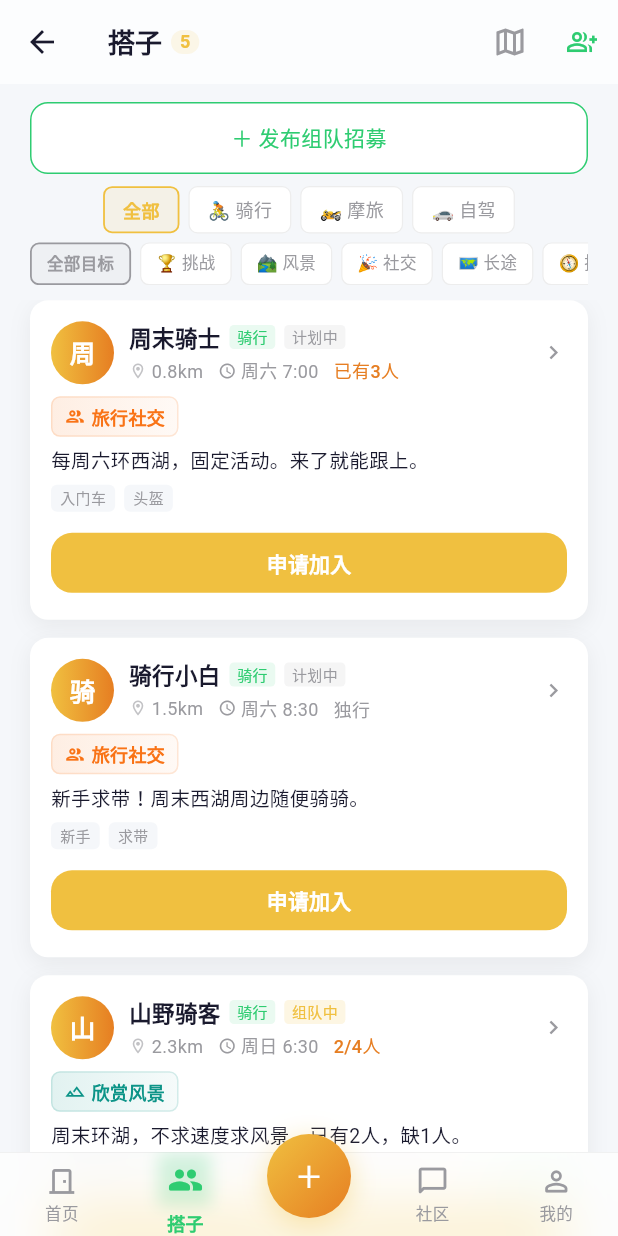
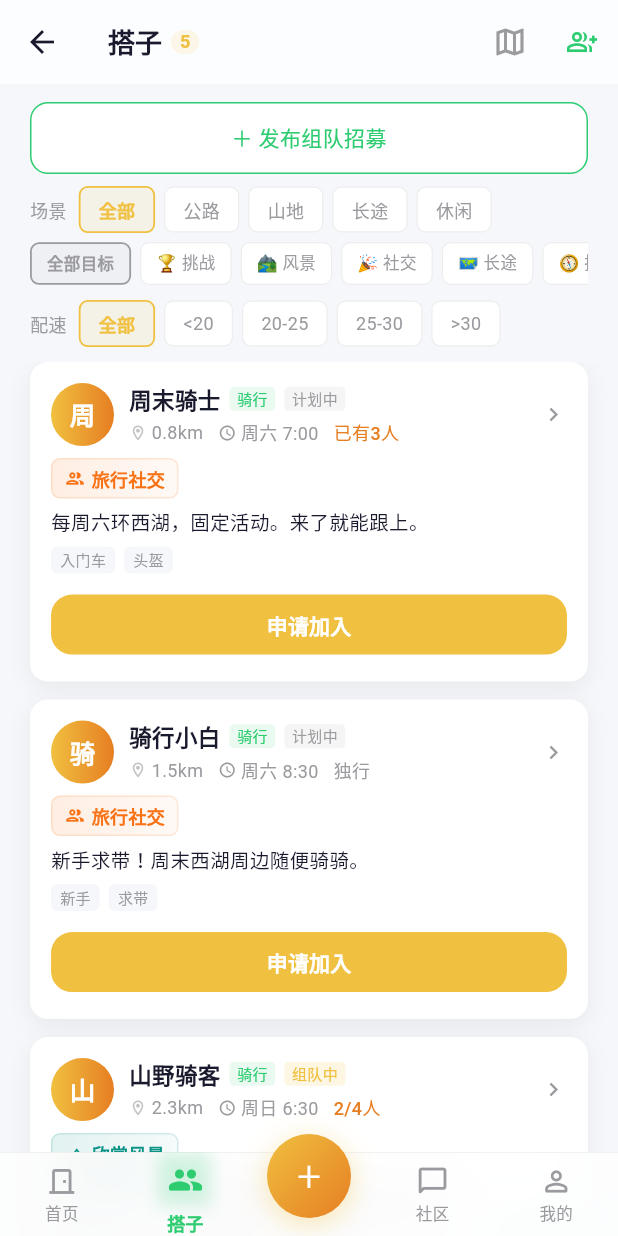
Before and after one commit to Tomisudad/-b, a Flutter app: the MainShell screen opened directly, item 2 of the bottom bar chosen, on a phone screen of 412 x 824 dp. Run offline on Flutter 3.47's test engine with Material 3 defaults, Android fonts, the phone set to English and light mode, and no system bars; our stand-ins replace shared_preferences; accounts and stored records are empty; Roboto replaces fonts that are missing (PingFang SC).

Commit message:
V7.6 骑行深度定制版升级
- app_config.dart: V7.6 tokens, textBody, new slogan
- partner_page.dart: 纯骑行筛选(公路/山地/长途/休闲), 配速筛选(<20/20-25/25-30/>30)
- profile_page.dart: 6项网格布局, 骑行绿配色, 骑行维修须知
- community_page.dart: FAB白底绿边+笔图标, 正文textBody色
- app.dart: 底部导航每Tab独立色(我的Tab用暖金)

```diff
--- a/lib/app.dart
+++ b/lib/app.dart
@@ -26,8 +26,15 @@ class _MainShellState extends State<MainShell> with TickerProviderStateMixin {
   late AnimationController _btnBounceCtrl;
   late Animation<double> _btnBounceAnim;
 
-  // V7.3 底部导航
+  // V7.6 底部导航 — 每tab独立色
   static const _labels = ['首页', '搭子', '', '社区', '我的'];
+  static const _tabColors = [
+    AppConfig.cyclePrimary,
+    AppConfig.cyclePrimary,
+    AppConfig.goldStart,
+    AppConfig.cyclePrimary,
+    AppConfig.warmGold,
+  ];
   static const _icons = [
     Icons.door_front_door_outlined,
     Icons.people_outline_rounded,
@@ -183,7 +190,7 @@ class _MainShellState extends State<MainShell> with TickerProviderStateMixin {
 
   Widget _buildNavItem(int index) {
     final isSelected = _currentIndex == index;
-    final color = isSelected ? AppConfig.primary : AppConfig.textSecondary;
+    final color = isSelected ? _tabColors[index] : AppConfig.textSecondary;
     final icon = isSelected ? _activeIcons[index] : _icons[index];
     return Expanded(
       child: GestureDetector(
@@ -225,7 +232,7 @@ class _MainShellState extends State<MainShell> with TickerProviderStateMixin {
                     Container(
                       width: 20, height: 2,
                       decoration: BoxDecoration(
-                        gradient: goldGradient,
+                        color: _tabColors[index],
                         borderRadius: BorderRadius.circular(1),
                       ),
                     ),
--- a/lib/config/app_config.dart
+++ b/lib/config/app_config.dart
@@ -1,6 +1,6 @@
 import 'package:flutter/material.dart';
 
-/// 去野 - 骑行深度定制版 V7.4
+/// 去野 - 骑行深度定制版 V7.6
 class AppConfig {
   AppConfig._();
 
@@ -10,11 +10,12 @@ class AppConfig {
   static const String pageTitle = '去野 | 去野，去骑行';
   static const List<String> sloganPool = [
     '去野，去骑行',
-    '下坡注意控制车速，安全第一',
-    '出发前检查胎压和刹车',
     '每一次踩踏，都是对生活的热爱',
     '你走过的路，都在脚下发光',
     '找到你的踏频，找到你的节奏',
+    '下坡控制车速，安全第一',
+    '出发前检查胎压和刹车',
+    '爬坡如人生，坚持就是胜利',
   ];
   static const int sloganIntervalMs = 3000;
   static const int sloganFadeMs = 500;
@@ -47,10 +48,11 @@ class AppConfig {
   // ===== 文字 =====
   static const Color textPrimary = Color(0xFF1A1A2E);
   static const Color textSecondary = Color(0xFF9A9A9F);
+  static const Color textBody = Color(0xFF2C3E50);    // 正文14sp
   static const Color textInverse = Color(0xFFFFFFFF);
 
   // ===== 分割线 =====
-  static const Color divider = Color(0xFFEDEDED);
+  static const Color divider = Color(0xFFEDEDED);  // 0.5px
 
   // ===== 毛玻璃 =====
   static const double glassBlur = 20.0;
@@ -153,11 +155,13 @@ class AppConfig {
         ),
       ];
 
-  static const double pressScale = 0.98;
+  static const double pressScale = 0.97;   // V7.6 卡片按压缩放
 
   // ===== 交互动画 =====
   static const int animMsDefault = 200;
   static const int animMsPageTrans = 300;
+  static const int animMsBtnBounce = 300;  // 按钮弹性 0.95→1.0
+  static const int animMsPanelSlide = 350; // 底部面板升起 ease-out
 
   // ===== 场景下拉 =====
   static const double sceneDropItemH = 44.0;
--- a/lib/pages/community_page.dart
+++ b/lib/pages/community_page.dart
@@ -93,10 +93,10 @@ class _CommunityPageState extends State<CommunityPage> {
       ),
       floatingActionButton: FloatingActionButton(
         onPressed: () => _showPublishSheet(context),
-        backgroundColor: AppConfig.cyclePrimary,
-        elevation: 4,
-        shape: const CircleBorder(),
-        child: const Icon(Icons.add, color: Colors.white, size: 28),
+        backgroundColor: Colors.white,
+        elevation: 0,
+        shape: const CircleBorder(side: BorderSide(color: AppConfig.cyclePrimary, width: 2)),
+        child: const Icon(Icons.edit, color: AppConfig.cyclePrimary, size: 24),
       ),
       floatingActionButtonLocation: FloatingActionButtonLocation.endFloat,
     );
@@ -142,7 +142,7 @@ class _CommunityPageState extends State<CommunityPage> {
           ])),
         ]),
         const SizedBox(height: 10),
-        Text(post.body, style: const TextStyle(fontSize: 14, color: AppConfig.textPrimary, height: 1.6)),
+        Text(post.body, style: const TextStyle(fontSize: 14, color: AppConfig.textBody, height: 1.5)),
         if (post.tags.isNotEmpty) ...[
           const SizedBox(height: 8),
           Wrap(spacing: 4, runSpacing: 4, children: post.tags.map((t) => Container(padding: const EdgeInsets.symmetric(horizontal: 6, vertical: 2), decoration: BoxDecoration(color: AppConfig.goldStart.withOpacity(0.06), borderRadius: BorderRadius.circular(4)), child: Text('#$t', style: const TextStyle(fontSize: 11, color: AppConfig.goldStart)))).toList()),
--- a/lib/pages/partner_page.dart
+++ b/lib/pages/partner_page.dart
@@ -46,26 +46,27 @@ class PartnerPage extends StatefulWidget {
 }
 
 class _PartnerPageState extends State<PartnerPage> {
-  OutdoorScenario? _filterScene;
+  String? _filterSceneType;  // V7.6: 公路/山地/长途/休闲
   _TravelGoal? _filterGoal;
+  String? _filterPace;       // V7.6: <20/20-25/25-30/>30
   bool _mapView = false;
 
-  // V6.5 mock: 30 条搭子数据，覆盖三种场景、五种目标
+  // V7.6: 纯骑行5条搭子数据
   static final List<_Buddy> _buddies = [
     // ===== 骑行场景 (10人) =====
-    _Buddy('周末骑士', OutdoorScenario.cycle, 0.8, _Status.planning, null, '每周六环西湖，固定活动。来了就能跟上。', ['入门车', '头盔'], _TravelGoal.social, time: '周六 7:00', memberInfo: '已有3人'),
-    _Buddy('骑行小白', OutdoorScenario.cycle, 1.5, _Status.planning, null, '新手求带！周末西湖周边随便骑骑。', ['新手', '求带'], _TravelGoal.social, time: '周六 8:30', memberInfo: '独行'),
-    _Buddy('山野骑客', OutdoorScenario.cycle, 2.3, _Status.inGroup, '环太湖', '周末环湖，不求速度求风景。已有2人，缺1人。', ['装备齐全', '对讲机'], _TravelGoal.scenery, time: '周日 6:30', memberInfo: '2/4人'),
-    _Buddy('长途骑士', OutdoorScenario.cycle, 5.0, _Status.planning, '川藏线', '计划下月川藏线，找有经验队友。一起走不孤单。', ['长途', '经验丰富'], _TravelGoal.longHaul, time: '待定', memberInfo: '独行'),
-    _Buddy('爬坡达人', OutdoorScenario.cycle, 3.1, _Status.planning, '龙井北坡', '龙井北坡5趟连爬，找配速相当搭子。心率不过165的勿扰。', ['公路车', '功率计'], _TravelGoal.challenge, time: '周六 5:30', memberInfo: '独行'),
+    _Buddy('周末骑士', OutdoorScenario.cycle, 0.8, _Status.planning, null, '每周六环西湖，固定活动。来了就能跟上。', ['入门车', '头盔'], _TravelGoal.social, time: '周六 7:00', memberInfo: '已有3人', sceneType: '公路', pace: '25-30'),
+    _Buddy('骑行小白', OutdoorScenario.cycle, 1.5, _Status.planning, null, '新手求带！周末西湖周边随便骑骑。', ['新手', '求带'], _TravelGoal.social, time: '周六 8:30', memberInfo: '独行', sceneType: '休闲', pace: '<20'),
+    _Buddy('山野骑客', OutdoorScenario.cycle, 2.3, _Status.inGroup, '环太湖', '周末环湖，不求速度求风景。已有2人，缺1人。', ['装备齐全', '对讲机'], _TravelGoal.scenery, time: '周日 6:30', memberInfo: '2/4人', sceneType: '山地', pace: '20-25'),
+    _Buddy('长途骑士', OutdoorScenario.cycle, 5.0, _Status.planning, '川藏线', '计划下月川藏线，找有经验队友。一起走不孤单。', ['长途', '经验丰富'], _TravelGoal.longHaul, time: '待定', memberInfo: '独行', sceneType: '长途', pace: '20-25'),
+    _Buddy('爬坡达人', OutdoorScenario.cycle, 3.1, _Status.planning, '龙井北坡', '龙井北坡5趟连爬，找配速相当搭子。心率不过165的勿扰。', ['公路车', '功率计'], _TravelGoal.challenge, time: '周六 5:30', memberInfo: '独行', sceneType: '公路', pace: '>30'),
   ];
 
-  // V5.5: Sort by goal match > scene match > distance
+  // V7.6: Sort by goal match > distance > recency
   List<_Buddy> get _filtered {
     var list = _buddies.toList();
-    if (_filterScene != null) list = list.where((b) => b.scene == _filterScene).toList();
+    if (_filterSceneType != null) list = list.where((b) => b.sceneType == _filterSceneType).toList();
     if (_filterGoal != null) list = list.where((b) => b.goal == _filterGoal).toList();
-    // Distance-based sort as default tiebreaker
+    if (_filterPace != null) list = list.where((b) => b.pace == _filterPace).toList();
     list.sort((a, b) => a.distanceKm.compareTo(b.distanceKm));
     return list;
   }
@@ -94,6 +95,7 @@ class _PartnerPageState extends State<PartnerPage> {
         _buildRecruitButton(),
         _buildSceneFilter(),
         _buildGoalFilter(),
+        _buildPaceFilter(),
         Expanded(
           child: buddies.isEmpty
               ? _emptyState()
@@ -108,23 +110,47 @@ class _PartnerPageState extends State<PartnerPage> {
     );
   }
 
-  // -- 场景筛选 --
+  // -- 场景筛选 V7.6 (纯骑行类型) --
   Widget _buildSceneFilter() {
     return Padding(
       padding: const EdgeInsets.fromLTRB(AppConfig.pageMargin, 0, AppConfig.pageMargin, 6),
-      child: SingleChildScrollView(scrollDirection: Axis.horizontal, child: Row(children: [
-        _filterChip('全部', _filterScene == null, () => setState(() => _filterScene = null)),
+      child: Row(children: [
+        const Text('场景', style: TextStyle(fontSize: 12, color: AppConfig.textSecondary)),
+        const SizedBox(width: 8),
+        _filterChip('全部', _filterSceneType == null, () => setState(() => _filterSceneType = null)),
         const SizedBox(width: 6),
-        _filterChip('🚴 骑行', _filterScene == OutdoorScenario.cycle, () => setState(() => _filterScene = OutdoorScenario.cycle)),
+        _filterChip('公路', _filterSceneType == '公路', () => setState(() => _filterSceneType = '公路')),
         const SizedBox(width: 6),
-        _filterChip('🏍️ 摩旅', _filterScene == OutdoorScenario.moto, () => setState(() => _filterScene = OutdoorScenario.moto)),
+        _filterChip('山地', _filterSceneType == '山地', () => setState(() => _filterSceneType = '山地')),
         const SizedBox(width: 6),
-        _filterChip('🚗 自驾', _filterScene == OutdoorScenario.drive, () => setState(() => _filterScene = OutdoorScenario.drive)),
-      ])),
+        _filterChip('长途', _filterSceneType == '长途', () => setState(() => _filterSceneType = '长途')),
+        const SizedBox(width: 6),
+        _filterChip('休闲', _filterSceneType == '休闲', () => setState(() => _filterSceneType = '休闲')),
+      ]),
     );
   }
 
-  // -- 目标筛选 --
+  // -- 配速筛选 V7.6 --
+  Widget _buildPaceFilter() {
+    return Padding(
+      padding: const EdgeInsets.fromLTRB(AppConfig.pageMargin, 0, AppConfig.pageMargin, 10),
+      child: Row(children: [
+        const Text('配速', style: TextStyle(fontSize: 12, color: AppConfig.textSecondary)),
+        const SizedBox(width: 8),
+        _filterChip('全部', _filterPace == null, () => setState(() => _filterPace = null)),
+        const SizedBox(width: 6),
+        _filterChip('<20', _filterPace == '<20', () => setState(() => _filterPace = '<20')),
+        const SizedBox(width: 6),
+        _filterChip('20-25', _filterPace == '20-25', () => setState(() => _filterPace = '20-25')),
+        const SizedBox(width: 6),
+        _filterChip('25-30', _filterPace == '25-30', () => setState(() => _filterPace = '25-30')),
+        const SizedBox(width: 6),
+        _filterChip('>30', _filterPace == '>30', () => setState(() => _filterPace = '>30')),
+      ]),
+    );
+  }
+
+      // -- V7.6 骑行目标筛选 --
   Widget _buildGoalFilter() {
     return Padding(
       padding: const EdgeInsets.fromLTRB(AppConfig.pageMargin, 0, AppConfig.pageMargin, 10),
@@ -479,7 +505,9 @@ class _Buddy {
   final String desc;
   final List<String> tags;
   final _TravelGoal goal;
-  final String time;       // V6.1: 出行时间
-  final String memberInfo;  // V6.1: "独行" / "已有3人" / "2/4人"
-  const _Buddy(this.name, this.scene, this.distanceKm, this.status, this.route, this.desc, this.tags, this.goal, {this.time = '', this.memberInfo = '独行'});
+  final String time;
+  final String memberInfo;
+  final String sceneType;   // V7.6: 公路/山地/长途/休闲
+  final String pace;         // V7.6: <20/20-25/25-30/>30
+  const _Buddy(this.name, this.scene, this.distanceKm, this.status, this.route, this.desc, this.tags, this.goal, {this.time = '', this.memberInfo = '独行', this.sceneType = '', this.pace = ''});
 }
--- a/lib/pages/profile_page.dart
+++ b/lib/pages/profile_page.dart
@@ -110,9 +110,9 @@ class _ProfilePageState extends State<ProfilePage> {
     return Container(padding: const EdgeInsets.all(14), decoration: BoxDecoration(color: AppConfig.cardBg, borderRadius: BorderRadius.circular(AppConfig.cardRadius), boxShadow: AppConfig.cardShadow), child: Column(crossAxisAlignment: CrossAxisAlignment.start, children: [
       const Row(children: [Text('足迹地图', style: TextStyle(fontSize: 15, fontWeight: FontWeight.w600, color: AppConfig.textPrimary)), SizedBox(width: 6), Text('23个区县', style: TextStyle(fontSize: 12, color: AppConfig.textSecondary))]),
       const SizedBox(height: 10),
-      Container(height: 140, decoration: BoxDecoration(color: AppConfig.drivePrimary.withOpacity(0.04), borderRadius: BorderRadius.circular(10), border: Border.all(color: AppConfig.drivePrimary.withOpacity(0.1))), child: Center(child: Text('中国地图 · 23区县已点亮', style: TextStyle(fontSize: 14, fontWeight: FontWeight.w500, color: AppConfig.drivePrimary.withOpacity(0.6))))),
+      Container(height: 140, decoration: BoxDecoration(color: AppConfig.primary.withOpacity(0.04), borderRadius: BorderRadius.circular(10), border: Border.all(color: AppConfig.primary.withOpacity(0.1))), child: Center(child: Text('中国地图 · 23区县已点亮', style: TextStyle(fontSize: 14, fontWeight: FontWeight.w500, color: AppConfig.primary.withOpacity(0.6))))),
       const SizedBox(height: 8),
-      Wrap(spacing: 4, runSpacing: 4, children: [('杭州·西湖'), ('杭州·临安'), ('湖州·德清'), ('黄山·歙县'), ('宣城·绩溪'), ('苏州·吴中'), ('湖州·安吉'), ('南京·江宁')].map((n) => Container(padding: const EdgeInsets.symmetric(horizontal: 6, vertical: 3), decoration: BoxDecoration(color: AppConfig.drivePrimary.withOpacity(0.06), borderRadius: BorderRadius.circular(4), border: Border.all(color: AppConfig.drivePrimary.withOpacity(0.1))), child: Text(n, style: const TextStyle(fontSize: 10, color: AppConfig.drivePrimary)))).toList()),
+      Wrap(spacing: 4, runSpacing: 4, children: [('杭州·西湖'), ('杭州·临安'), ('湖州·德清'), ('黄山·歙县'), ('宣城·绩溪'), ('苏州·吴中'), ('湖州·安吉'), ('南京·江宁')].map((n) => Container(padding: const EdgeInsets.symmetric(horizontal: 6, vertical: 3), decoration: BoxDecoration(color: AppConfig.primary.withOpacity(0.06), borderRadius: BorderRadius.circular(4), border: Border.all(color: AppConfig.primary.withOpacity(0.1))), child: Text(n, style: TextStyle(fontSize: 10, color: AppConfig.primary)))).toList()),
     ]));
   }
 
@@ -120,10 +120,10 @@ class _ProfilePageState extends State<ProfilePage> {
     return Container(padding: const EdgeInsets.all(14), decoration: BoxDecoration(color: AppConfig.cardBg, borderRadius: BorderRadius.circular(AppConfig.cardRadius), boxShadow: AppConfig.cardShadow), child: Column(crossAxisAlignment: CrossAxisAlignment.start, children: [
       const Text('经典路线进度', style: TextStyle(fontSize: 15, fontWeight: FontWeight.w600, color: AppConfig.textPrimary)),
       const SizedBox(height: 10),
-      _prog('G318川藏线', 0.12, AppConfig.drivePrimary),
-      _prog('青海湖环湖', 0.65, AppConfig.cyclePrimary),
-      _prog('独库公路', 0.00, AppConfig.motoPrimary),
-      _prog('千岛湖绿道', 1.00, AppConfig.cyclePrimary),
+      _prog('G318川藏线', 0.12, AppConfig.warningOrange),
+      _prog('青海湖环湖', 0.65, AppConfig.primary),
+      _prog('独库公路', 0.00, AppConfig.deepGreen),
+      _prog('千岛湖绿道', 1.00, AppConfig.primary),
     ]));
   }
 
@@ -140,11 +140,11 @@ class _ProfilePageState extends State<ProfilePage> {
     return Column(children: [
       _setting(Icons.security_outlined, '账号安全', () {}),
       _setting(Icons.map_outlined, '离线地图管理', () {}),
-      _setting(Icons.tune, '默认出行场景', () {}, right: '骑行'),
       _setting(Icons.notifications_outlined, '通知设置', () {}),
-      _setting(Icons.privacy_tip_outlined, '隐私设置', () {}),
+      _setting(Icons.privacy_tip_outlined, '隐私管理', () {}),
+      _setting(Icons.build_outlined, '骑行维修须知', () {}),
       _setting(Icons.storage_outlined, '缓存管理', () {}, right: '32MB'),
-      _setting(Icons.info_outlined, '关于去野', () {}, right: 'v5.2.0'),
+      _setting(Icons.info_outlined, '关于去野', () {}, right: 'v7.6.0'),
     ]);
   }
 
```
Also changed, not shown: 1 other file.
